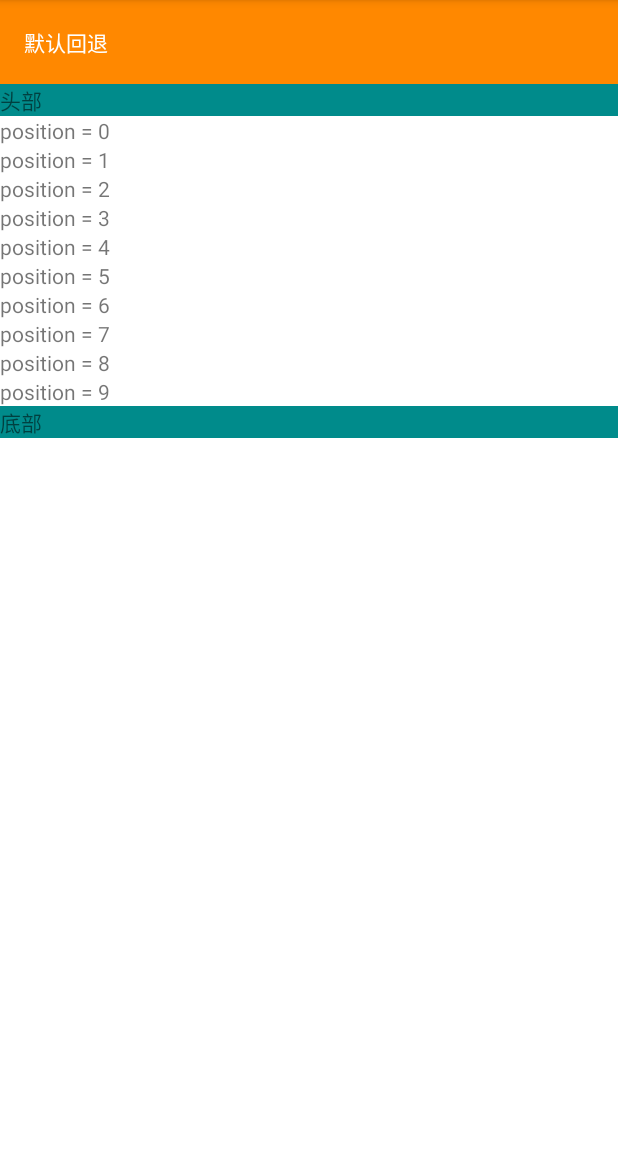
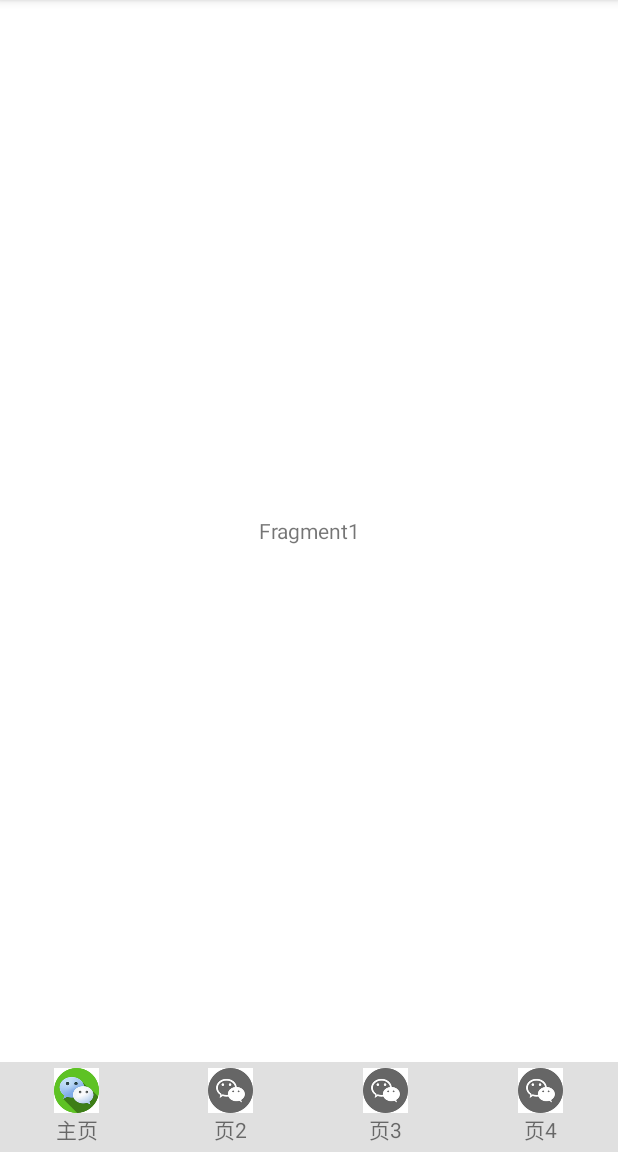
Before and after one commit to zhanfeiyu/Android-Basic-Demo, an Android app: the screen it shows after launch (MainActivity), on a phone screen of 412 x 824 dp, the part 84-1236 px from its top. Run offline under Robolectric (Android 15) with nearby library versions, the phone set to English and light mode, and no system bars.

Commit message:
Add my demo init version: main UI is complete: viewpager with four fragment

```diff
--- a/app/build.gradle
+++ b/app/build.gradle
@@ -33,6 +33,7 @@ dependencies {
     implementation 'androidx.appcompat:appcompat:1.2.0'
     implementation 'com.google.android.material:material:1.1.0'
     implementation 'androidx.constraintlayout:constraintlayout:2.0.4'
+    implementation 'androidx.legacy:legacy-support-v4:1.0.0'
     testImplementation 'junit:junit:4.+'
     androidTestImplementation 'androidx.test.ext:junit:1.1.2'
     androidTestImplementation 'androidx.test.espresso:espresso-core:3.3.0'
--- a/app/src/main/java/com/mike/demo/MainActivity.java
+++ b/app/src/main/java/com/mike/demo/MainActivity.java
@@ -2,148 +2,128 @@ package com.mike.demo;
 
 import androidx.annotation.NonNull;
 import androidx.appcompat.app.AppCompatActivity;
+import androidx.fragment.app.Fragment;
 import androidx.recyclerview.widget.LinearLayoutManager;
 import androidx.recyclerview.widget.RecyclerView;
+import androidx.viewpager2.widget.ViewPager2;
 
 import android.os.Bundle;
 import android.util.Log;
 import android.view.LayoutInflater;
 import android.view.View;
 import android.view.ViewGroup;
+import android.widget.ImageView;
+import android.widget.LinearLayout;
 import android.widget.TextView;
 
 import com.mike.demo.navigatorbuilder.DefaultNavigator;
 import com.mike.demo.navigatorbuilder.Navigator;
 import com.mike.demo.patternusage.wrapperpattern.MyRecyclerView;
 import com.mike.demo.patternusage.wrapperpattern.WrapRecyclerViewAdapter;
+import com.mike.demo.ui.mainviewpager.DefaultBlankFragment;
+import com.mike.demo.ui.mainviewpager.MainViewPagerAdapter;
 
 import java.util.ArrayList;
 import java.util.List;
 
-public class MainActivity extends AppCompatActivity {
+public class MainActivity extends AppCompatActivity implements View.OnClickListener {
     private String TAG = "MainActivity";
-    private RecyclerView recyclerView;
-    private MyAdapter realAdapter;
     ViewGroup root;
-    View headerView;
-    View footerView;
-    List<Integer> mItems;
+    ViewPager2 mainViewPager;
+    List<Fragment> mainPageFragments = new ArrayList<>();
+
+    LinearLayout ll_tab_main, ll_tab_second, ll_tab_third, ll_tab_fourth;
+    ImageView iv_tab_main, iv_tab_second, iv_tab_third, iv_tab_fourth, iv_current;
+
     @Override
     protected void onCreate(Bundle savedInstanceState) {
         super.onCreate(savedInstanceState);
         setContentView(R.layout.activity_main);
-        mItems = new ArrayList<>();
-        for (int i = 0; i < 10; i++) {
-            mItems.add(i);
-        }
-        initUI();
-        //testRecyclerView();
-        //testWrappedRecyclerView();
-        testMyRecyclerView();
+        initFragments();
+        initViewPager();
+        initTabIndicator();
     }
 
-    private void initUI() {
-        root = findViewById(R.id.view_root);
-        //使用Navigator: 需要知道布局资源的详细信息，id以及资源名
-/*        Navigator navigator = new Navigator.Builder(this,
-                R.layout.my_navigation_header, root)
-                .setText(R.id.tw_back, "回退")
-                .setOnClickListener(R.id.tw_back, new View.OnClickListener() {
-                    @Override
-                    public void onClick(View v) {
-                        finish();
-                    }
-                }).create();*/
+    private void initFragments() {
+        mainPageFragments.add(DefaultBlankFragment.newInstance("Fragment1"));
+        mainPageFragments.add(DefaultBlankFragment.newInstance("Fragment2"));
+        mainPageFragments.add(DefaultBlankFragment.newInstance("Fragment3"));
+        mainPageFragments.add(DefaultBlankFragment.newInstance("Fragment4"));
+    }
 
-        //如果有属性设置的接口没有提供，可以使用Navigator的findViewById API.
-        //TextView textView = navigator.findViewById(R.id.tw_back);
-        //textView.setVisibility(View.INVISIBLE);
-        //textView.setTextSize((float) 12.0);
+    private void initViewPager() {
+        mainViewPager = findViewById(R.id.main_view_pager);
 
-        DefaultNavigator defaultNavigator = new DefaultNavigator.Builder(this, root)
-                .setLeftText("默认回退")
-                .setLeftTextClickListener(new View.OnClickListener() {
-                    @Override
-                    public void onClick(View v) {
-                        finish();
-                    }
-                })
-                //.hideLeftText()
-                .create();
+        MainViewPagerAdapter mainViewPagerAdapter = new MainViewPagerAdapter(getSupportFragmentManager(), getLifecycle(), mainPageFragments);
+        mainViewPager.setAdapter(mainViewPagerAdapter);
+
+        mainViewPager.registerOnPageChangeCallback(new ViewPager2.OnPageChangeCallback() {
+            @Override
+            public void onPageSelected(int position) {
+                super.onPageSelected(position);
+                changeIndicatorTab(position);
+            }
+        });
 
     }
 
-    //测试系统自带的adapter
-/*    private void testRecyclerView() {
-        recyclerView = findViewById(R.id.test_recyclerview);
-        recyclerView.setLayoutManager(new LinearLayoutManager(this));
-        realAdapter = new MyAdapter();
-        recyclerView.setAdapter(realAdapter);
-    }*/
+    private void initTabIndicator() {
+        ll_tab_main = findViewById(R.id.view_tab_main);
+        ll_tab_main.setOnClickListener(this);
 
-    //测试封装好的adapter
-/*    private void testWrappedRecyclerView() {
-        recyclerView = findViewById(R.id.test_recyclerview);
-        recyclerView.setLayoutManager(new LinearLayoutManager(this));
-        realAdapter = new MyAdapter();
-        WrapRecyclerViewAdapter adapter = new WrapRecyclerViewAdapter(realAdapter);
-        headerView = LayoutInflater.from(this).inflate(R.layout.test_for_header_views, root, false);
-        footerView = LayoutInflater.from(this).inflate(R.layout.test_for_footer_views, root, false);
+        ll_tab_second = findViewById(R.id.view_tab_second);
+        ll_tab_second.setOnClickListener(this);
 
-        recyclerView.setAdapter(adapter);
-        adapter.addHeaderViews(headerView);
-        // 这里如果添加的是使用之前的headerView，会crash：？？，需要重新inflate一个view，
-        //java.lang.IllegalStateException: ViewHolder views must not be attached when created.
-        // Ensure that you are not passing 'true' to the attachToRoot parameter of LayoutInflater.inflate(..., boolean attachToRoot)
-        adapter.addFooterViews(footerView);
+        ll_tab_third = findViewById(R.id.view_tab_third);
+        ll_tab_third.setOnClickListener(this);
 
-    }*/
+        ll_tab_fourth = findViewById(R.id.view_tab_fourth);
+        ll_tab_fourth.setOnClickListener(this);
 
-    private void testMyRecyclerView() {
-        MyRecyclerView myRecyclerView = findViewById(R.id.my_recycler_view);
-        myRecyclerView.setLayoutManager(new LinearLayoutManager(this));
-        realAdapter = new MyAdapter();
-        myRecyclerView.setAdapter(realAdapter);
-        headerView = LayoutInflater.from(this).inflate(R.layout.test_for_header_views, root, false);
-        footerView = LayoutInflater.from(this).inflate(R.layout.test_for_footer_views, root, false);
-        myRecyclerView.addFooterViews(footerView);
-        myRecyclerView.addHeaderViews(headerView);
+        iv_tab_main = findViewById(R.id.iv_main_tab_main);
+        iv_tab_second = findViewById(R.id.iv_main_tab_second);
+        iv_tab_third = findViewById(R.id.iv_main_tab_third);
+        iv_tab_fourth = findViewById(R.id.iv_main_tab_fourth);
+
+        iv_tab_main.setSelected(true);
+        iv_current = iv_tab_main;
     }
 
-    //layout_for_viewholder 如果layout_height 是match_parent， 则listview显示不正常，只显示一个
-    private class MyAdapter extends RecyclerView.Adapter<MyAdapter.MyViewHolder> {
-        @NonNull
-        @Override
-        public MyViewHolder onCreateViewHolder(@NonNull ViewGroup parent, int viewType) {
-            View view = LayoutInflater.from(MainActivity.this)
-                    .inflate(R.layout.layout_for_viewholder, parent, false);
-            return new MyViewHolder(view);
+    @Override
+    public void onClick(View v) {
+        changeIndicatorTab(v.getId());
+    }
+
+    void changeIndicatorTab(int position) {
+        iv_current.setSelected(false);
+        switch (position) {
+            case R.id.view_tab_main:
+                mainViewPager.setCurrentItem(0);
+            case 0:
+                iv_tab_main.setSelected(true);
+                iv_current = iv_tab_main;
+                break;
+            case R.id.view_tab_second:
+                mainViewPager.setCurrentItem(1);
+            case 1:
+                iv_tab_second.setSelected(true);
+                iv_current = iv_tab_second;
+                break;
+            case R.id.view_tab_third:
+                mainViewPager.setCurrentItem(2);
+            case 2:
+                iv_tab_third.setSelected(true);
+                iv_current = iv_tab_third;
+                break;
+            case R.id.view_tab_fourth:
+                mainViewPager.setCurrentItem(3);
+            case 3:
+                iv_tab_fourth.setSelected(true);
+                iv_current = iv_tab_fourth;
+                break;
+            default:
+                break;
         }
 
-        @Override
-        public void onBindViewHolder(@NonNull MyViewHolder holder, int position) {
-            Log.d(TAG, "onBindViewHolder, position = " + position);
-            holder.itemView.setOnClickListener(new View.OnClickListener() {
-                @Override
-                public void onClick(View v) {
-                    mItems.remove(position);
-                    notifyDataSetChanged();
-                }
-            });
-            holder.textView.setText("position = " + mItems.get(position));
-        }
-
-        @Override
-        public int getItemCount() {
-            return mItems.size();
-        }
-
-        private class MyViewHolder extends RecyclerView.ViewHolder {
-            public TextView textView;
-            public MyViewHolder(@NonNull View itemView) {
-                super(itemView);
-                textView = itemView.findViewById(R.id.tv_recyclerview);
-            }
-        }
     }
 }
--- a/app/src/main/java/com/mike/demo/navigatorbuilder/Navigator.java
+++ b/app/src/main/java/com/mike/demo/navigatorbuilder/Navigator.java
@@ -4,7 +4,7 @@ import android.content.Context;
 import android.view.ViewGroup;
 
 //给User用的,
-public class Navigator extends AbsNavigator {
+public class Navigator extends AbsNavigator<Navigator.Builder> {
     protected Navigator(Builder builder) {
         super(builder);
     }
--- /dev/null
+++ b/app/src/main/java/com/mike/demo/ui/mainviewpager/DefaultBlankFragment.java
@@ -0,0 +1,73 @@
+package com.mike.demo.ui.mainviewpager;
+
+import android.os.Bundle;
+
+import androidx.fragment.app.Fragment;
+
+import android.view.LayoutInflater;
+import android.view.View;
+import android.view.ViewGroup;
+import android.widget.TextView;
+
+import com.mike.demo.R;
+
+/**
+ * A simple {@link Fragment} subclass.
+ * Use the {@link DefaultBlankFragment#newInstance} factory method to
+ * create an instance of this fragment.
+ */
+public class DefaultBlankFragment extends Fragment {
+
+    private static final String ARG_PARAM1 = "param1";
+
+    // TODO: Rename and change types of parameters
+    private String mParam1;
+
+    View rootView;
+
+    public DefaultBlankFragment() {
+        // Required empty public constructor
+    }
+
+    /**
+     * Use this factory method to create a new instance of
+     * this fragment using the provided parameters.
+     *
+     * @param param1 Parameter 1.
+     * @return A new instance of fragment DefaultBlankFragment.
+     */
+    // TODO: Rename and change types and number of parameters
+    public static DefaultBlankFragment newInstance(String param1) {
+        DefaultBlankFragment fragment = new DefaultBlankFragment();
+        Bundle args = new Bundle();
+        args.putString(ARG_PARAM1, param1);
+        fragment.setArguments(args);
+        return fragment;
+    }
+
+    @Override
+    public void onCreate(Bundle savedInstanceState) {
+        super.onCreate(savedInstanceState);
+        if (getArguments() != null) {
+            mParam1 = getArguments().getString(ARG_PARAM1);
+        }
+    }
+
+    @Override
+    public View onCreateView(LayoutInflater inflater, ViewGroup container,
+                             Bundle savedInstanceState) {
+        // Inflate the layout for this fragment
+        if (rootView == null) {
+            rootView = inflater.inflate(R.layout.fragment_default_blank, container, false);
+        }
+
+        initUI();
+
+        return rootView;
+    }
+
+    private void initUI() {
+        TextView textView = rootView.findViewById(R.id.default_fragment_text);
+        textView.setText(mParam1);
+    }
+}
--- /dev/null
+++ b/app/src/main/java/com/mike/demo/ui/mainviewpager/MainViewPagerAdapter.java
@@ -0,0 +1,30 @@
+package com.mike.demo.ui.mainviewpager;
+
+import androidx.annotation.NonNull;
+import androidx.fragment.app.Fragment;
+import androidx.fragment.app.FragmentManager;
+import androidx.lifecycle.Lifecycle;
+import androidx.viewpager2.adapter.FragmentStateAdapter;
+
+import java.util.ArrayList;
+import java.util.List;
+
+public class MainViewPagerAdapter extends FragmentStateAdapter {
+    List<Fragment> fragmentList = new ArrayList<>();
+    public MainViewPagerAdapter(@NonNull FragmentManager fragmentManager, @NonNull Lifecycle lifecycle
+            , List<Fragment> fragments) {
+        super(fragmentManager, lifecycle);
+        this.fragmentList = fragments;
+    }
+
+    @NonNull
+    @Override
+    public Fragment createFragment(int position) {
+        return fragmentList.get(position);
+    }
+
+    @Override
+    public int getItemCount() {
+        return fragmentList.size();
+    }
+}
--- /dev/null
+++ b/app/src/main/res/drawable/iv_background_tab_fourth.xml
@@ -0,0 +1,5 @@
+<?xml version="1.0" encoding="utf-8"?>
+<selector xmlns:android="http://schemas.android.com/apk/res/android">
+    <item android:drawable="@drawable/wechat_pressed" android:state_selected="true"/>
+    <item android:drawable="@drawable/wechat_normal"/>
+</selector>
--- /dev/null
+++ b/app/src/main/res/drawable/iv_background_tab_main.xml
@@ -0,0 +1,5 @@
+<?xml version="1.0" encoding="utf-8"?>
+<selector xmlns:android="http://schemas.android.com/apk/res/android">
+    <item android:drawable="@drawable/wechat_pressed" android:state_selected="true"/>
+    <item android:drawable="@drawable/wechat_normal"/>
+</selector>
--- /dev/null
+++ b/app/src/main/res/drawable/iv_background_tab_second.xml
@@ -0,0 +1,5 @@
+<?xml version="1.0" encoding="utf-8"?>
+<selector xmlns:android="http://schemas.android.com/apk/res/android">
+    <item android:drawable="@drawable/wechat_pressed" android:state_selected="true"/>
+    <item android:drawable="@drawable/wechat_normal"/>
+</selector>
--- /dev/null
+++ b/app/src/main/res/drawable/iv_background_tab_third.xml
@@ -0,0 +1,5 @@
+<?xml version="1.0" encoding="utf-8"?>
+<selector xmlns:android="http://schemas.android.com/apk/res/android">
+    <item android:drawable="@drawable/wechat_pressed" android:state_selected="true"/>
+    <item android:drawable="@drawable/wechat_normal"/>
+</selector>
--- a/app/src/main/res/layout/activity_main.xml
+++ b/app/src/main/res/layout/activity_main.xml
@@ -6,28 +6,15 @@
     android:layout_height="match_parent"
     android:id="@+id/view_root"
     tools:context=".MainActivity"
-    android:orientation="vertical">
+    android:orientation="vertical"
+    android:dividerPadding="20dp">
 
-<!--    <TextView
+    <androidx.viewpager2.widget.ViewPager2
+        android:id="@+id/main_view_pager"
         android:layout_width="match_parent"
-        android:layout_height="match_parent"
-        android:text="Hello World!"
-        android:gravity="center"/>-->
-
-<!--    <androidx.recyclerview.widget.RecyclerView
-        android:id="@+id/test_recyclerview"
-        android:layout_width="match_parent"
-        android:layout_height="wrap_content">
-
-    </androidx.recyclerview.widget.RecyclerView>-->
-
-    <com.mike.demo.patternusage.wrapperpattern.MyRecyclerView
-        android:id="@+id/my_recycler_view"
-        android:layout_width="match_parent"
-        android:layout_height="wrap_content">
-
-    </com.mike.demo.patternusage.wrapperpattern.MyRecyclerView>
-
+        android:layout_height="0dp"
+        android:layout_weight="1" />
+    <include layout="@layout/layout_for_main_view_pager_indicator"/>
 
 
 </LinearLayout>
--- /dev/null
+++ b/app/src/main/res/layout/fragment_default_blank.xml
@@ -0,0 +1,16 @@
+<?xml version="1.0" encoding="utf-8"?>
+<FrameLayout xmlns:android="http://schemas.android.com/apk/res/android"
+    xmlns:tools="http://schemas.android.com/tools"
+    android:layout_width="match_parent"
+    android:layout_height="match_parent"
+    tools:context=".ui.mainviewpager.DefaultBlankFragment">
+
+    <!-- TODO: Update blank fragment layout -->
+    <TextView
+        android:id="@+id/default_fragment_text"
+        android:layout_width="match_parent"
+        android:layout_height="match_parent"
+        android:text="@string/hello_blank_fragment"
+        android:gravity="center"/>
+
+</FrameLayout>
--- /dev/null
+++ b/app/src/main/res/layout/layout_for_main_view_pager_indicator.xml
@@ -0,0 +1,80 @@
+<?xml version="1.0" encoding="utf-8"?>
+<LinearLayout xmlns:android="http://schemas.android.com/apk/res/android"
+    android:layout_width="match_parent"
+    android:layout_height="60dp"
+    android:background="#E0E0E0"
+    >
+
+    <LinearLayout
+        android:id="@+id/view_tab_main"
+        android:layout_width="0dp"
+        android:layout_weight="1"
+        android:layout_height="match_parent"
+        android:orientation="vertical"
+        android:gravity="center">
+        <ImageView
+            android:id="@+id/iv_main_tab_main"
+            android:layout_width="30dp"
+            android:layout_height="30dp"
+            android:background="@drawable/iv_background_tab_main"/>
+        <TextView
+            android:layout_width="wrap_content"
+            android:layout_height="wrap_content"
+            android:text="主页"/>
+    </LinearLayout>
+
+    <LinearLayout
+        android:id="@+id/view_tab_second"
+        android:layout_width="0dp"
+        android:layout_weight="1"
+        android:layout_height="match_parent"
+        android:orientation="vertical"
+        android:gravity="center">
+        <ImageView
+            android:id="@+id/iv_main_tab_second"
+            android:layout_width="30dp"
+            android:layout_height="30dp"
+            android:background="@drawable/iv_background_tab_main"/>
+        <TextView
+            android:layout_width="wrap_content"
+            android:layout_height="wrap_content"
+            android:text="页2"/>
+    </LinearLayout>
+
+    <LinearLayout
+        android:id="@+id/view_tab_third"
+        android:layout_width="0dp"
+        android:layout_weight="1"
+        android:layout_height="match_parent"
+        android:orientation="vertical"
+        android:gravity="center">
+        <ImageView
+            android:id="@+id/iv_main_tab_third"
+            android:layout_width="30dp"
+            android:layout_height="30dp"
+            android:background="@drawable/iv_background_tab_main"/>
+        <TextView
+            android:layout_width="wrap_content"
+            android:layout_height="wrap_content"
+            android:text="页3"/>
+    </LinearLayout>
+
+    <LinearLayout
+        android:id="@+id/view_tab_fourth"
+        android:layout_width="0dp"
+        android:layout_weight="1"
+        android:layout_height="match_parent"
+        android:orientation="vertical"
+        android:gravity="center">
+        <ImageView
+            android:id="@+id/iv_main_tab_fourth"
+            android:layout_width="30dp"
+            android:layout_height="30dp"
+            android:background="@drawable/iv_background_tab_main"/>
+        <TextView
+            android:layout_width="wrap_content"
+            android:layout_height="wrap_content"
+            android:text="页4"/>
+    </LinearLayout>
+
+</LinearLayout>
--- a/app/src/main/res/values/strings.xml
+++ b/app/src/main/res/values/strings.xml
@@ -1,3 +1,5 @@
 <resources>
     <string name="app_name">MikeDemo</string>
+    <!-- TODO: Remove or change this placeholder text -->
+    <string name="hello_blank_fragment">Hello blank fragment</string>
 </resources>
```
Also changed, not shown: app/src/main/res/drawable/wechat_normal.png (added), app/src/main/res/drawable/wechat_pressed.png (added), 1 other file.
